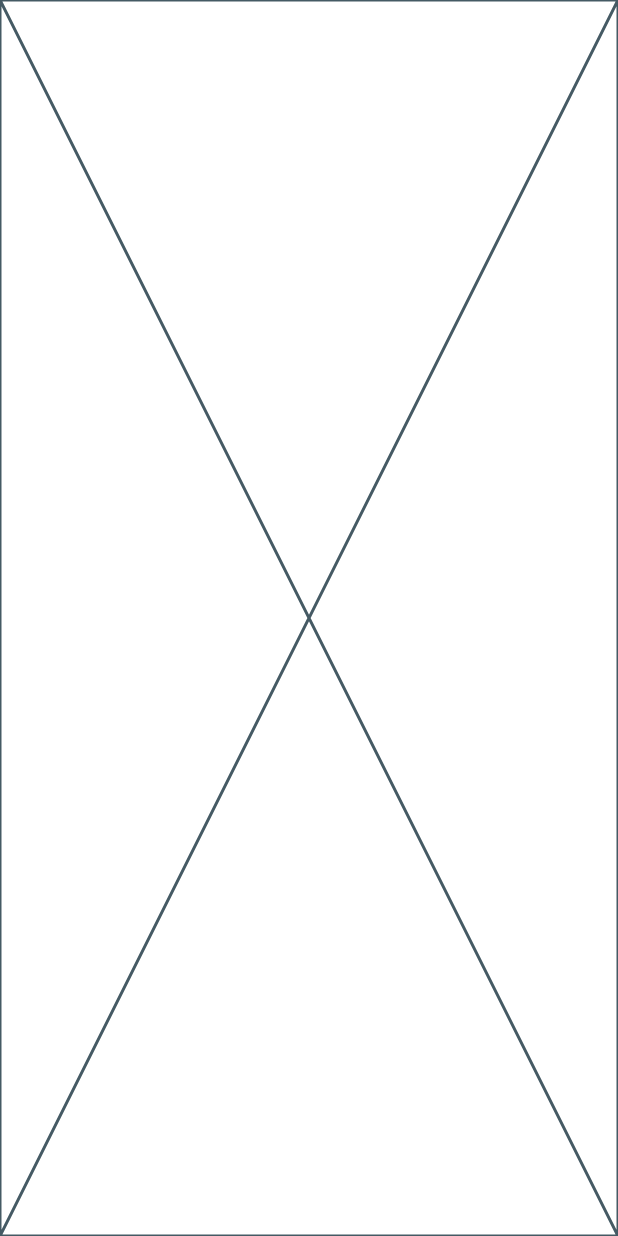
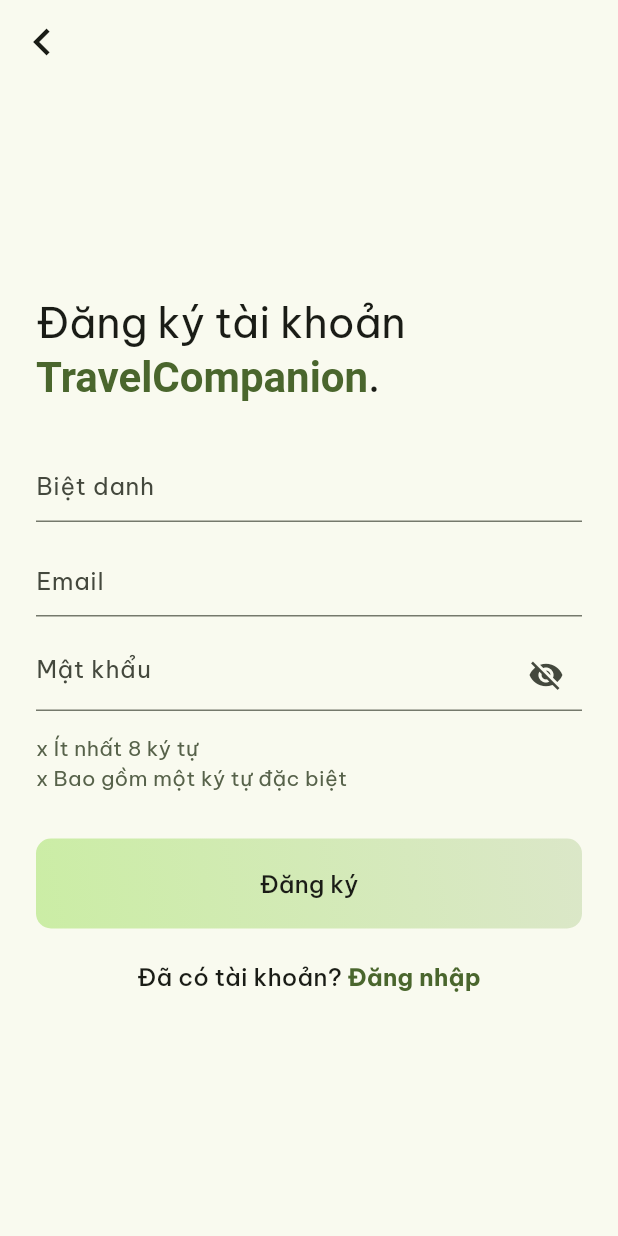
Before and after one commit to Minhnhat0408/VieVu, a Flutter app: the screen it shows after launch, after a tap on "Khám phá", on a phone screen of 412 x 824 dp. Run offline on Flutter 3.47's test engine with Material 3 defaults, Android fonts, the light colour scheme and no system bars; our stand-ins replace carousel_slider, flutter_bloc, google_fonts, smooth_page_indicator.

Commit message:
feat: add sign up UI and validator

```diff
--- /dev/null
+++ b/lib/core/utils/validators.dart
@@ -0,0 +1,54 @@
+class Validators {
+  static String? checkEmpty(String? value) {
+    if (value == null || value.isEmpty) {
+      return 'Vui lòng nhập trường này';
+    }
+    return null;
+  }
+
+  static String? checkEmail(String? value) {
+    if (value == null || value.isEmpty) {
+      return 'Vui lòng nhập email';
+    }
+    final emailRegex = RegExp(r'^[^@\s]+@[^@\s]+\.[^@\s]+$');
+    if (!emailRegex.hasMatch(value)) {
+      return 'Email không hợp lệ';
+    }
+    return null;
+  }
+
+  static String? checkPassword(String? value) {
+    if (value == null || value.isEmpty) {
+      return 'Vui lòng nhập password';
+    }
+    if (value.length < 8) {
+      return 'Mật khẩu phải chứa ít nhất 8 ký tự';
+    }
+    return null;
+  }
+
+  // check password contain at least one special character
+  static String? checkPasswordSpecialChar(String? value) {
+    if (value == null || value.isEmpty) {
+      return 'Vui lòng nhập password';
+    }
+    final specialCharRegex = RegExp(r'[!@#<>?":_`~;[\]\\|=+)(*&^%0-9-]');
+    if (!specialCharRegex.hasMatch(value)) {
+      return 'Mật khẩu phải chứa ít nhất 1 ký tự đặc biệt';
+    }
+    return null;
+  }
+
+  static String? Function(String?) combineValidators(
+      List<String? Function(String?)> validators) {
+    return (value) {
+      for (var validator in validators) {
+        final error = validator(value);
+        if (error != null) {
+          return error; // Return the first validation error
+        }
+      }
+      return null; // All validators passed
+    };
+  }
+}
--- a/lib/features/auth/presentation/pages/sign_up.dart
+++ b/lib/features/auth/presentation/pages/sign_up.dart
@@ -1,4 +1,10 @@
 import 'package:flutter/material.dart';
+import 'package:flutter_bloc/flutter_bloc.dart';
+import 'package:vn_travel_companion/core/utils/show_snackbar.dart';
+import 'package:vn_travel_companion/core/utils/validators.dart';
+import 'package:vn_travel_companion/core/widgets/loader.dart';
+import 'package:vn_travel_companion/features/auth/presentation/widget/auth_field.dart';
+import 'package:vn_travel_companion/features/auth/presentation/widget/auth_submit_btn.dart';
 
 class SignUpPage extends StatefulWidget {
   static route() {
@@ -12,8 +18,135 @@
 }
 
 class _SignUpPageState extends State<SignUpPage> {
+  final emailController = TextEditingController();
+  final passwordController = TextEditingController();
+  final nameController = TextEditingController();
+  final formKey = GlobalKey<FormState>();
+
+  @override
+  void dispose() {
+    emailController.dispose();
+    passwordController.dispose();
+    nameController.dispose();
+    super.dispose();
+  }
+
   @override
   Widget build(BuildContext context) {
-    return const Placeholder();
+    return Scaffold(
+      appBar: AppBar(
+        leading: IconButton(
+          icon: const Icon(Icons.chevron_left),
+          iconSize: 36,
+          padding: const EdgeInsets.all(4),
+          onPressed: () {
+            Navigator.of(context).pop(); // Navigate back
+          },
+        ),
+      ),
+      body: Padding(
+        padding: const EdgeInsets.all(24.0),
+        child: Form(
+          key: formKey,
+          child: Column(
+            mainAxisAlignment: MainAxisAlignment.center,
+            crossAxisAlignment: CrossAxisAlignment.start,
+            children: [
+              RichText(
+                text: TextSpan(
+                  text: 'Đăng ký tài khoản ', // Normal text
+                  style: Theme.of(context).textTheme.headlineMedium,
+                  children: [
+                    TextSpan(
+                      text: 'TravelCompanion', // Styled text
+                      style: TextStyle(
+                        color: Theme.of(context)
+                            .colorScheme
+                            .primary, // Custom color
+                        fontWeight: FontWeight.bold, // Optional: adjust weight
+                      ),
+                    ),
+                    const TextSpan(
+                      text: '.', // Trailing text
+                    ),
+                  ],
+                ),
+              ),
+              const SizedBox(height: 30),
+              AuthField(
+                hintText: 'Biệt danh',
+                controller: nameController,
+                validators: const [Validators.checkEmpty],
+              ),
+              const SizedBox(height: 15),
+              AuthField(
+                hintText: 'Email',
+                controller: emailController,
+                validators: const [Validators.checkEmail],
+              ),
+              const SizedBox(height: 15),
+              AuthField(
+                hintText: 'Mật khẩu',
+                controller: passwordController,
+                isObscureText: true,
+                validators: const [
+                  Validators.checkPassword,
+                  Validators.checkPasswordSpecialChar
+                ],
+              ),
+              const SizedBox(height: 15),
+              Text(
+                "x Ít nhất 8 ký tự",
+                style:
+                    TextStyle(color: Theme.of(context).colorScheme.secondary),
+              ),
+              Text(
+                "x Bao gồm một ký tự đặc biệt",
+                style:
+                    TextStyle(color: Theme.of(context).colorScheme.secondary),
+              ),
+              const SizedBox(height: 30),
+              AuthSubmitBtn(
+                btnText: "Đăng ký",
+                onPressed: () {
+                  if (formKey.currentState!.validate()) {
+                    // call signUpWithEmailAndPassword
+                    // context.read<AuthBloc>().add(AuthSignUp(
+                    //     email: emailController.text.trim(),
+                    //     password: passwordController.text.trim()));
+                  }
+                },
+              ),
+              const SizedBox(height: 20),
+              Center(
+                child: GestureDetector(
+                  onTap: () {
+                    // Navigator.push(context, LoginPage.route());
+                  },
+                  child: RichText(
+                    text: TextSpan(
+                        text: 'Đã có tài khoản? ',
+                        style: Theme.of(context).textTheme.titleMedium,
+                        children: [
+                          TextSpan(
+                            text: 'Đăng nhập',
+                            style: Theme.of(context)
+                                .textTheme
+                                .titleMedium
+                                ?.copyWith(
+                                  color: Theme.of(context).colorScheme.primary,
+                                  fontWeight: FontWeight.bold,
+                                ),
+                          ),
+                        ]),
+                  ),
+                ),
+              ),
+              const SizedBox(height: 20),
+            ],
+          ),
+        ),
+      ),
+    );
   }
 }
--- /dev/null
+++ b/lib/features/auth/presentation/widget/auth_field.dart
@@ -0,0 +1,56 @@
+import 'package:flutter/material.dart';
+import 'package:vn_travel_companion/core/utils/validators.dart';
+
+class AuthField extends StatefulWidget {
+  final String hintText;
+  final TextEditingController controller;
+  final List<String? Function(String?)> validators;
+  final bool isObscureText;
+
+  const AuthField({
+    super.key,
+    required this.hintText,
+    required this.controller,
+    this.validators = const [],
+    this.isObscureText = false,
+  });
+
+  @override
+  State<AuthField> createState() => _AuthFieldState();
+}
+
+class _AuthFieldState extends State<AuthField> {
+  late bool _isObscureText;
+
+  @override
+  void initState() {
+    super.initState();
+    _isObscureText = widget.isObscureText;
+  }
+
+  void _toggleObscureText() {
+    setState(() {
+      _isObscureText = !_isObscureText;
+    });
+  }
+
+  @override
+  Widget build(BuildContext context) {
+    return TextFormField(
+      controller: widget.controller,
+      decoration: InputDecoration(
+        hintText: widget.hintText,
+        suffixIcon: widget.isObscureText
+            ? IconButton(
+                icon: Icon(
+                  _isObscureText ? Icons.visibility_off : Icons.visibility,
+                ),
+                onPressed: _toggleObscureText,
+              )
+            : null,
+      ),
+      validator: Validators.combineValidators(widget.validators),
+      obscureText: _isObscureText,
+    );
+  }
+}
--- /dev/null
+++ b/lib/features/auth/presentation/widget/auth_submit_btn.dart
@@ -0,0 +1,38 @@
+import 'package:flutter/material.dart';
+
+class AuthSubmitBtn extends StatelessWidget {
+  final String btnText;
+  final VoidCallback onPressed;
+  const AuthSubmitBtn({
+    super.key,
+    this.btnText = 'Submit',
+    required this.onPressed,
+  });
+
+  @override
+  Widget build(BuildContext context) {
+    return Container(
+      decoration: BoxDecoration(
+        gradient: LinearGradient(
+          colors: [
+            Theme.of(context).colorScheme.primaryContainer,
+            Theme.of(context).colorScheme.secondaryContainer,
+          ],
+          begin: Alignment.bottomLeft,
+          end: Alignment.topRight,
+        ),
+        borderRadius: BorderRadius.circular(10),
+      ),
+      child: ElevatedButton(
+        onPressed: onPressed,
+        style: ElevatedButton.styleFrom(
+          minimumSize: const Size.fromHeight(60),
+          backgroundColor: Colors.transparent,
+          shadowColor: Colors.transparent,
+          padding: const EdgeInsets.symmetric(horizontal: 50, vertical: 10),
+        ),
+        child: Text(btnText, style: Theme.of(context).textTheme.titleMedium),
+      ),
+    );
+  }
+}
--- a/pubspec.yaml
+++ b/pubspec.yaml
@@ -38,6 +38,7 @@
   provider: ^6.1.2
   carousel_slider: ^5.0.0
   smooth_page_indicator: ^1.2.0+3
+  flutter_bloc: ^8.1.6
 
 dev_dependencies:
   flutter_test:
```
Also changed, not shown: lib/core/widgets/loader.dart (added, +10 -0 lines), lib/features/auth/presentation/widget/title_section.dart (added, +80 -0 lines), pubspec.lock.
